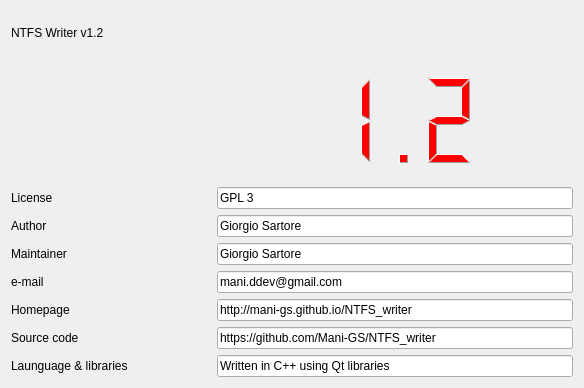
This is aboutdialog.ui in Mani-GS/NTFS_writer as Qt 5 draws it before an edit. The edited form follows.
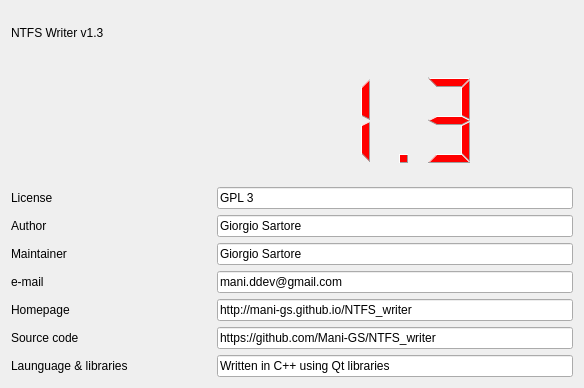
This is the edited form. Icons and pictures are not drawn.

Diff of the .ui file:
```diff
--- a/aboutdialog.ui
+++ b/aboutdialog.ui
@@ -56,7 +56,7 @@
    <item row="0" column="0">
     <widget class="QLabel" name="lblApp">
      <property name="text">
-      <string>NTFS Writer v1.2</string>
+      <string>NTFS Writer v1.3</string>
      </property>
     </widget>
    </item>
@@ -73,7 +73,7 @@
       <enum>QFrame::NoFrame</enum>
      </property>
      <property name="value" stdset="0">
-      <double>1.200000000000000</double>
+      <double>1.300000000000000</double>
      </property>
     </widget>
    </item>
```
